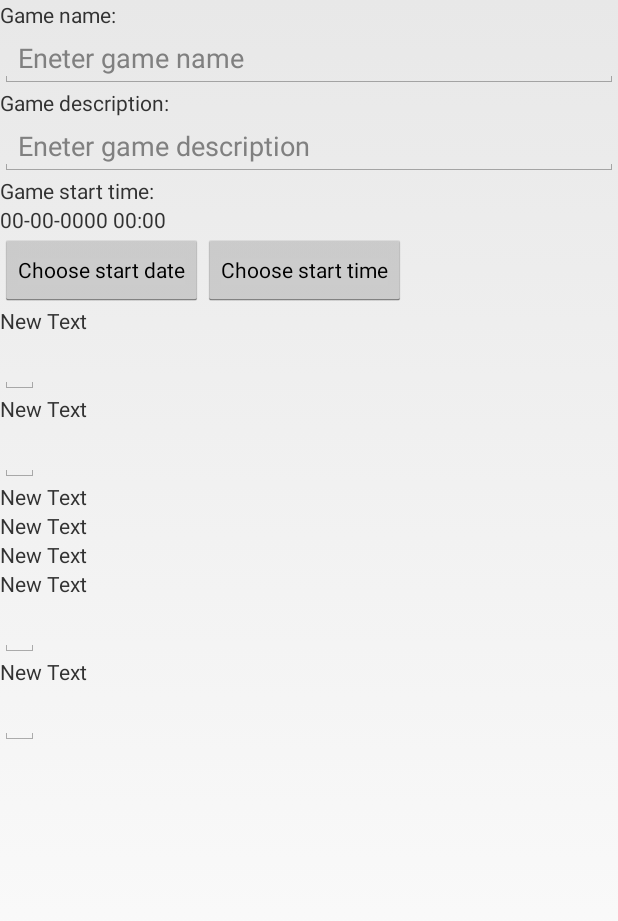
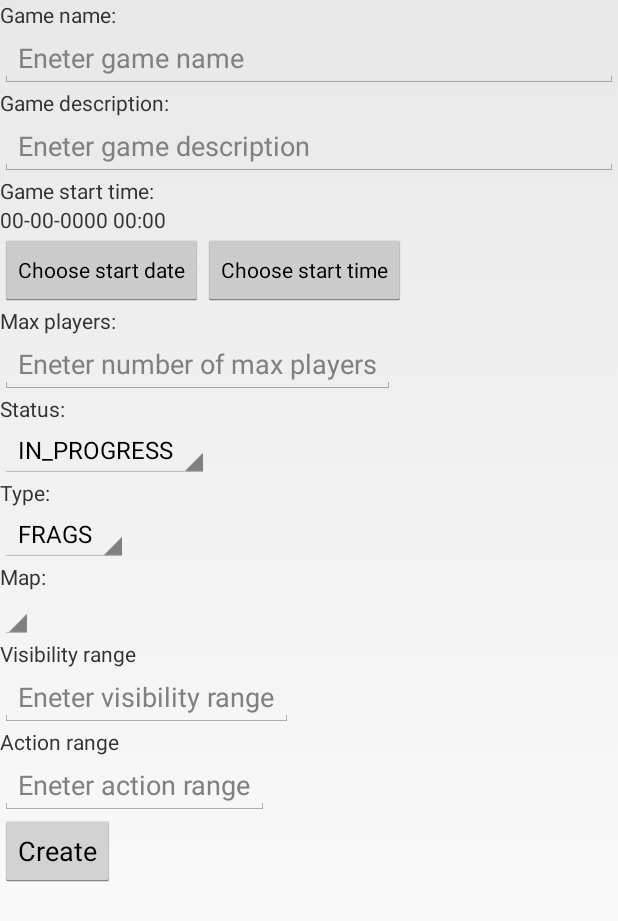
Before and after one commit to 4v4t4r/CaptureTheFlag-1, an Android app: the CreateGameActivity screen opened directly, with no data from a screen before it, on a phone screen of 412 x 824 dp. Shown: the top 921 px of the screen. Run offline under Robolectric (Android 15) with nearby library versions, the phone set to English and light mode, and no system bars; our stand-ins replace ButterKnife; libraries missing offline, so code that uses them is left out: com.fourmob.datetimepicker, com.octo.android, com.sleepbot.datetimepicker; 1 statement that could not run was skipped.

Commit message:
[ADD] Create game

```diff
--- a/ctf-mob-android/CaptureTheFlag/CTFClient/src/main/java/com/blstream/ctfclient/activities/CTFBaseActivity.java
+++ b/ctf-mob-android/CaptureTheFlag/CTFClient/src/main/java/com/blstream/ctfclient/activities/CTFBaseActivity.java
@@ -1,13 +1,13 @@
 package com.blstream.ctfclient.activities;
 
-import android.app.Activity;
+import android.support.v4.app.FragmentActivity;
 
 import com.blstream.ctfclient.network.service.CTFRequestSpiceService;
 import com.octo.android.robospice.SpiceManager;
 /**
  * Created by mar on 25.04.14.
  */
-public class CTFBaseActivity extends Activity {
+public class CTFBaseActivity extends FragmentActivity {
     private SpiceManager spiceManager = new SpiceManager(CTFRequestSpiceService.class);
 
     @Override
--- a/ctf-mob-android/CaptureTheFlag/CTFClient/src/main/java/com/blstream/ctfclient/activities/CreateGameActivity.java
+++ b/ctf-mob-android/CaptureTheFlag/CTFClient/src/main/java/com/blstream/ctfclient/activities/CreateGameActivity.java
@@ -1,12 +1,20 @@
 package com.blstream.ctfclient.activities;
 
 import android.os.Bundle;
-import android.support.v4.app.FragmentActivity;
+import android.widget.ArrayAdapter;
 import android.widget.Button;
+import android.widget.EditText;
+import android.widget.Spinner;
 import android.widget.TextView;
+import android.widget.Toast;
 
 import com.blstream.ctfclient.R;
+import com.blstream.ctfclient.model.dto.Game;
+import com.blstream.ctfclient.network.requests.CTFGameRequest;
 import com.fourmob.datetimepicker.date.DatePickerDialog;
+import com.octo.android.robospice.persistence.DurationInMillis;
+import com.octo.android.robospice.persistence.exception.SpiceException;
+import com.octo.android.robospice.request.listener.RequestListener;
 import com.sleepbot.datetimepicker.time.RadialPickerLayout;
 import com.sleepbot.datetimepicker.time.TimePickerDialog;
 
@@ -21,9 +29,10 @@ import butterknife.ButterKnife;
 import butterknife.InjectView;
 import butterknife.OnClick;
 
-public class CreateGameActivity extends FragmentActivity implements DatePickerDialog.OnDateSetListener, TimePickerDialog.OnTimeSetListener {
+public class CreateGameActivity extends CTFBaseActivity implements DatePickerDialog.OnDateSetListener, TimePickerDialog.OnTimeSetListener {
     public static final String DATEPICKER_TAG = "datepicker";
     public static final String TIMEPICKER_TAG = "timepicker";
+    private CTFGameRequest gameRequest;
 
     @InjectView(R.id.game_date_picker_button)
     Button btnSelectDate;
@@ -31,6 +40,26 @@ public class CreateGameActivity extends FragmentActivity implements DatePickerDi
     Button btnSelectTime;
     @InjectView(R.id.games_selected_start_date)
     TextView selectedStartDateTextView;
+
+    @InjectView(R.id.games_name_edit_text)
+    EditText gameNameEditText;
+    @InjectView(R.id.games_description_edit_text)
+    EditText gameDescriptionEditText;
+    @InjectView(R.id.max_players_edit_text)
+    EditText maxPlayerEditText;
+    @InjectView(R.id.game_status_spinner)
+    Spinner gameStatusSpinner;
+    @InjectView(R.id.game_type_spinner)
+    Spinner gameTypeSpiner;
+    @InjectView(R.id.game_map_spinner)
+    Spinner gameMapSpinner;
+    @InjectView(R.id.game_visibility_range_edit_text)
+    EditText gameVisibilityRangeEditText;
+    @InjectView(R.id.game_action_range_edit_text)
+    EditText gameActionRangeEditText;
+
+
+
 
     static final int DATE_DIALOG_ID = 0;
     static final int TIME_DIALOG_ID = 1;
@@ -40,6 +69,24 @@ public class CreateGameActivity extends FragmentActivity implements DatePickerDi
         super.onCreate(savedInstanceState);
         setContentView(R.layout.activity_create_game);
         ButterKnife.inject(this);
+        initView(savedInstanceState);
+    }
+
+    private void initView(Bundle savedInstanceState) {
+
+        // Game status spinner
+        ArrayAdapter gameStatusAdapter = new ArrayAdapter(this,android.R.layout.simple_spinner_item, Game.GameStaus.values());
+        gameStatusAdapter.setDropDownViewResource(android.R.layout.simple_spinner_dropdown_item);
+        gameStatusSpinner.setAdapter(gameStatusAdapter);
+        // Game type spinner
+        ArrayAdapter gameTypeAdapter = new ArrayAdapter(this,android.R.layout.simple_spinner_item, Game.GameType.values());
+        gameTypeAdapter.setDropDownViewResource(android.R.layout.simple_spinner_dropdown_item);
+        gameTypeSpiner.setAdapter(gameTypeAdapter);
+        // Game map spinner
+//        ArrayAdapter gameStatusAdapter = new ArrayAdapter(this,android.R.layout.simple_spinner_item, Game.GameStaus.values());
+//        gameStatusAdapter.setDropDownViewResource(android.R.layout.simple_spinner_dropdown_item);
+//        gameStatusSpinner.setAdapter(gameStatusAdapter);
+
     }
 
 
@@ -56,8 +103,28 @@ public class CreateGameActivity extends FragmentActivity implements DatePickerDi
         Calendar calendar = Calendar.getInstance();
         TimePickerDialog timePickerDialog = TimePickerDialog.newInstance(this, Calendar.getInstance().get(Calendar.HOUR_OF_DAY), calendar.get(Calendar.MINUTE),true, false);
         timePickerDialog.show(getSupportFragmentManager(), TIMEPICKER_TAG);
+    }
 
+    @OnClick(R.id.game_create_button)
+    public void onCreateGameButtonClick() {
 
+        Game game= new Game();
+        game.setName(gameNameEditText.getText().toString());
+        game.setDescription(gameDescriptionEditText.getText().toString());
+        game.setStartTime(selectedStartDateTextView.getText().toString());
+        game.setMaxPlayers(Integer.valueOf(maxPlayerEditText.getText().toString()));
+        game.setStatus((Game.GameStaus) gameStatusSpinner.getSelectedItem() );
+        game.setType((Game.GameType)gameTypeSpiner.getSelectedItem());
+//        game.setMap()
+        game.setVisibilityRange(Integer.valueOf(gameVisibilityRangeEditText.getText().toString()));
+        game.setActionRange(Integer.valueOf(gameActionRangeEditText.getText().toString()));
+        crateGame(game);
+//        finish();
+    }
+
+    private void crateGame(Game game) {
+        gameRequest = new CTFGameRequest(game);
+        getSpiceManager().execute(gameRequest, gameRequest.createCacheKey(), DurationInMillis.ONE_MINUTE, new GameRequestListener());
     }
 
     private void updateSelectedStartDate(int dialogType, int year, int month, int day, int hour, int minute) {
@@ -100,4 +167,17 @@ public class CreateGameActivity extends FragmentActivity implements DatePickerDi
         updateSelectedStartDate(TIME_DIALOG_ID, 0, 0, 0, hourOfDay, minute);
     }
 
+
+    private class GameRequestListener implements RequestListener<Game> {
+        @Override
+        public void onRequestFailure(SpiceException spiceException) {
+            Toast.makeText(getApplicationContext(), "failure", Toast.LENGTH_SHORT).show();
+        }
+
+        @Override
+        public void onRequestSuccess(Game game) {
+            Toast.makeText(getApplicationContext(), "success", Toast.LENGTH_SHORT).show();
+        }
+
+    }
 }
--- a/ctf-mob-android/CaptureTheFlag/CTFClient/src/main/java/com/blstream/ctfclient/activities/LoginActivity.java
+++ b/ctf-mob-android/CaptureTheFlag/CTFClient/src/main/java/com/blstream/ctfclient/activities/LoginActivity.java
@@ -7,7 +7,6 @@ import android.content.Intent;
 import android.os.Build;
 import android.os.Bundle;
 import android.text.TextUtils;
-import android.util.Log;
 import android.view.KeyEvent;
 import android.view.Menu;
 import android.view.View;
@@ -21,7 +20,6 @@ import com.blstream.ctfclient.model.dto.User;
 import com.blstream.ctfclient.model.dto.json.TokenResponse;
 import com.blstream.ctfclient.network.requests.CTFTokenRequest;
 import com.blstream.ctfclient.utils.SharedPreferencesUtils;
-import com.google.gson.Gson;
 import com.octo.android.robospice.persistence.DurationInMillis;
 import com.octo.android.robospice.persistence.exception.SpiceException;
 import com.octo.android.robospice.request.listener.RequestListener;
@@ -239,9 +237,6 @@ public class LoginActivity extends CTFBaseActivity {
 
         @Override
         public void onRequestSuccess(TokenResponse tokenResponse) {
-            Gson gson= new Gson();
-            String json =gson.toJson(tokenResponse);
-            Log.e("sdkilfgbdifhgbdlifhgbdi",json);
             Toast.makeText(getApplicationContext(), "success", Toast.LENGTH_SHORT).show();
             showProgress(false);
             saveToken(tokenResponse.getToken());
--- a/ctf-mob-android/CaptureTheFlag/CTFClient/src/main/res/layout/activity_create_game.xml
+++ b/ctf-mob-android/CaptureTheFlag/CTFClient/src/main/res/layout/activity_create_game.xml
@@ -65,81 +65,79 @@
         </LinearLayout>
 
         <TextView
-            android:id="@+id/textView"
+            android:id="@+id/max_players_text_view"
             android:layout_width="wrap_content"
             android:layout_height="wrap_content"
-            android:text="New Text" />
+            android:text="Max players: " />
 
         <EditText
-            android:id="@+id/editText"
+            android:id="@+id/max_players_edit_text"
+            android:layout_width="wrap_content"
+            android:layout_height="wrap_content"
+            android:hint="Eneter number of max players" />
+        <TextView
+            android:id="@+id/game_status_text_view"
+            android:layout_width="wrap_content"
+            android:layout_height="wrap_content"
+            android:text="Status: " />
+
+        <Spinner
+            android:id="@+id/game_status_spinner"
             android:layout_width="wrap_content"
             android:layout_height="wrap_content" />
 
         <TextView
-            android:id="@+id/textView2"
+            android:id="@+id/game_type_text_view"
             android:layout_width="wrap_content"
             android:layout_height="wrap_content"
-            android:text="New Text" />
+            android:text="Type: " />
 
-        <EditText
-            android:id="@+id/editText2"
+        <Spinner
+            android:id="@+id/game_type_spinner"
             android:layout_width="wrap_content"
             android:layout_height="wrap_content" />
 
         <TextView
-            android:id="@+id/textView3"
+            android:id="@+id/game_map_text_view"
             android:layout_width="wrap_content"
             android:layout_height="wrap_content"
-            android:text="New Text" />
+            android:text="Map: " />
 
-        <ExpandableListView
-            android:id="@+id/expandableListView"
+        <Spinner
+            android:id="@+id/game_map_spinner"
             android:layout_width="wrap_content"
             android:layout_height="wrap_content" />
 
         <TextView
-            android:id="@+id/textView4"
+            android:id="@+id/game_visibility_range_text_view"
             android:layout_width="wrap_content"
             android:layout_height="wrap_content"
-            android:text="New Text" />
+            android:text="Visibility range" />
 
-        <ExpandableListView
-            android:id="@+id/expandableListView2"
+        <EditText
+            android:id="@+id/game_visibility_range_edit_text"
             android:layout_width="wrap_content"
-            android:layout_height="wrap_content" />
+            android:layout_height="wrap_content"
+            android:hint="Eneter visibility range" />
 
         <TextView
-            android:id="@+id/textView5"
+            android:id="@+id/game_action_range_text_view"
             android:layout_width="wrap_content"
             android:layout_height="wrap_content"
-            android:text="New Text" />
+            android:text="Action range" />
 
-        <ExpandableListView
-            android:id="@+id/expandableListView3"
-            android:layout_width="wrap_content"
-            android:layout_height="wrap_content" />
-
-        <TextView
-            android:id="@+id/textView6"
+        <EditText
+            android:id="@+id/game_action_range_edit_text"
             android:layout_width="wrap_content"
             android:layout_height="wrap_content"
-            android:text="New Text" />
+            android:hint="Eneter action range" />
 
-        <EditText
-            android:id="@+id/editText3"
-            android:layout_width="wrap_content"
-            android:layout_height="wrap_content" />
-
-        <TextView
-            android:id="@+id/textView7"
+        <Button
+            android:id="@+id/game_create_button"
             android:layout_width="wrap_content"
             android:layout_height="wrap_content"
-            android:text="New Text" />
+            android:text="Create" />
 
-        <EditText
-            android:id="@+id/editText4"
-            android:layout_width="wrap_content"
-            android:layout_height="wrap_content" />
 
     </LinearLayout>
 </ScrollView>
```
Also changed, not shown: ctf-mob-android/CaptureTheFlag/CTFClient/src/main/java/com/blstream/ctfclient/gcm/InitGCMUtils.java (+1 -6 lines), ctf-mob-android/CaptureTheFlag/CTFClient/src/main/java/com/blstream/ctfclient/model/dto/Game.java (+19 -2 lines), ctf-mob-android/CaptureTheFlag/CTFClient/src/main/java/com/blstream/ctfclient/network/requests/CTFGameRequest.java (added, +29 -0 lines).
